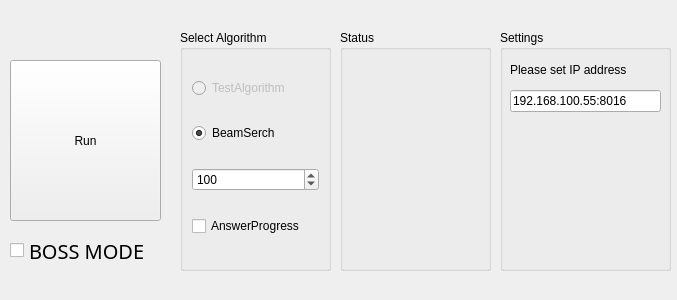
Above: Slave/neoslaver.ui from tnct-spc/procon2017-comp before the change. Below: the same form after it.
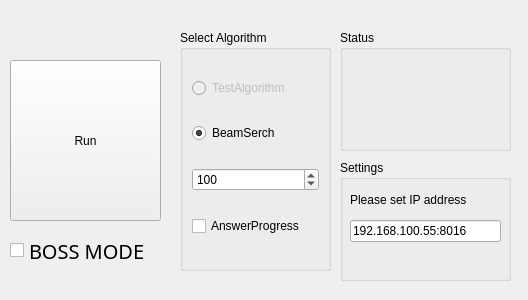
That is the form after the change.

```diff
--- a/Slave/neoslaver.ui
+++ b/Slave/neoslaver.ui
@@ -6,7 +6,7 @@
    <rect>
     <x>0</x>
     <y>0</y>
-    <width>677</width>
+    <width>528</width>
     <height>300</height>
    </rect>
   </property>
@@ -102,8 +102,8 @@
     <rect>
      <x>340</x>
      <y>30</y>
-     <width>151</width>
-     <height>241</height>
+     <width>171</width>
+     <height>121</height>
     </rect>
    </property>
    <property name="title">
@@ -129,10 +129,10 @@
   <widget class="QGroupBox" name="groupBox_3">
    <property name="geometry">
     <rect>
-     <x>500</x>
-     <y>30</y>
+     <x>340</x>
+     <y>160</y>
      <width>171</width>
-     <height>241</height>
+     <height>121</height>
     </rect>
    </property>
    <property name="title">
```
